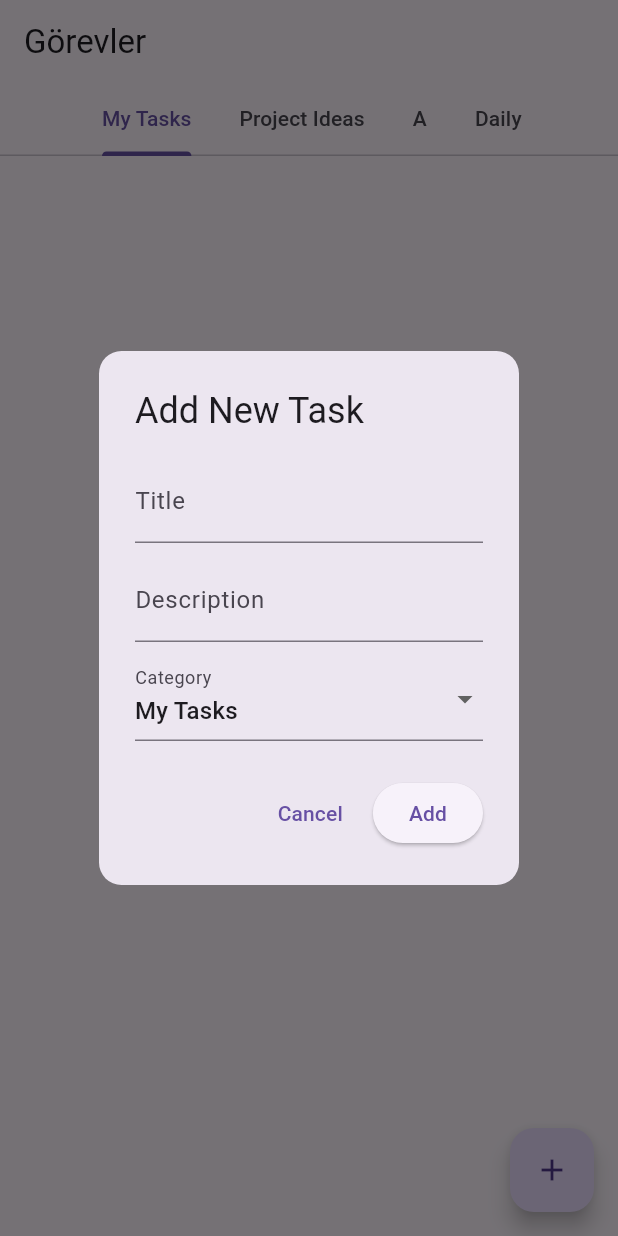
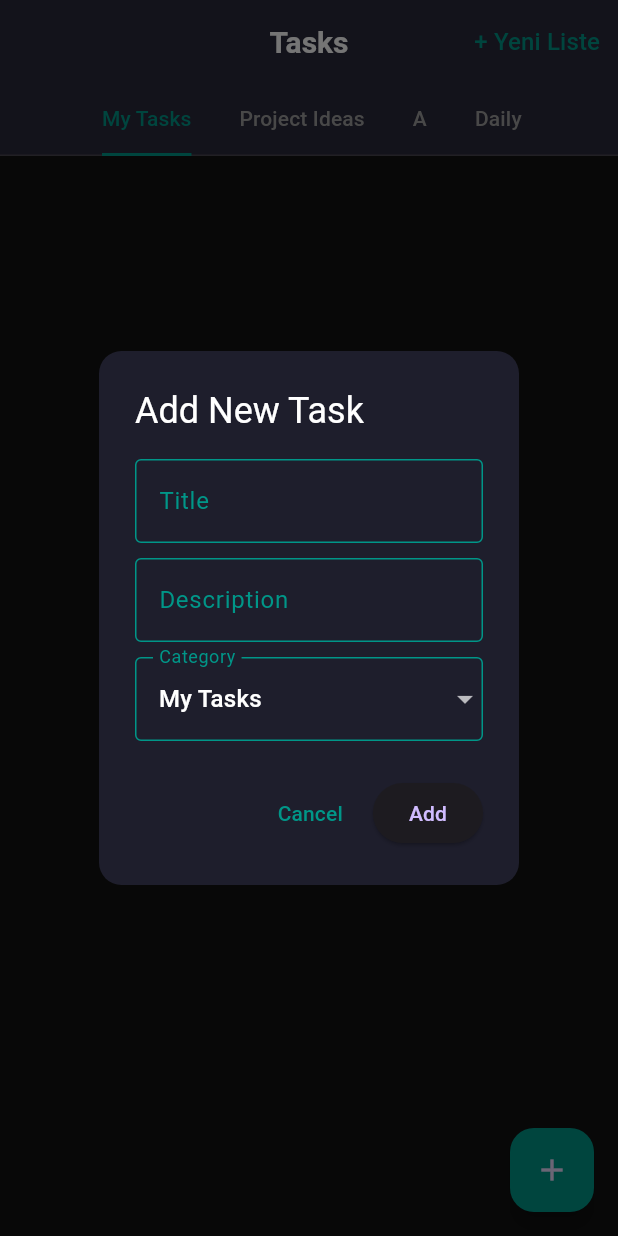
Before and after one commit to adag21044/ToDo-App, a Flutter app: the screen it shows after launch, after a tap on the "add" icon, on a phone screen of 412 x 824 dp. Run offline on Flutter 3.47's test engine with Material 3 defaults, Android fonts, the phone set to English and light mode, and no system bars.

Commit message:
color done

```diff
--- a/lib/main.dart
+++ b/lib/main.dart
@@ -20,7 +20,30 @@ class ToDoApp extends StatelessWidget {
     return MaterialApp(
       debugShowCheckedModeBanner: false,
       title: 'To-Do App',
-      theme: ThemeData(primarySwatch: Colors.teal),
+      theme: ThemeData.dark().copyWith(
+        primaryColor: const Color(0xFF1E1E2C),
+        scaffoldBackgroundColor: const Color(0xFF121212),
+        appBarTheme: const AppBarTheme(
+          backgroundColor: Color(0xFF1E1E2C),
+          foregroundColor: Colors.white,
+          elevation: 2,
+        ),
+        tabBarTheme: const TabBarTheme(
+          labelColor: Colors.teal,
+          unselectedLabelColor: Colors.grey,
+          indicator: UnderlineTabIndicator(
+            borderSide: BorderSide(color: Colors.teal, width: 2),
+          ),
+        ),
+        floatingActionButtonTheme: const FloatingActionButtonThemeData(
+          backgroundColor: Colors.teal,
+        ),
+        cardColor: const Color(0xFF1E1E2C),
+        textTheme: const TextTheme(
+          bodyLarge: TextStyle(color: Colors.white),
+          bodyMedium: TextStyle(color: Colors.grey),
+        ),
+      ),
       home: const TasksPage(),
     );
   }
--- a/lib/views/add_task_dialog.dart
+++ b/lib/views/add_task_dialog.dart
@@ -20,18 +20,40 @@ class _AddTaskDialogState extends State<AddTaskDialog> {
   Widget build(BuildContext context) {
     return AlertDialog(
       shape: RoundedRectangleBorder(borderRadius: BorderRadius.circular(15)),
-      title: const Text('Add New Task'),
+      backgroundColor: const Color(0xFF1E1E2C),
+      title: const Text(
+        'Add New Task',
+        style: TextStyle(color: Colors.white),
+      ),
       content: SingleChildScrollView(
         child: Column(
           children: [
             TextField(
               controller: _titleController,
-              decoration: const InputDecoration(labelText: 'Title'),
+              decoration: const InputDecoration(
+                labelText: 'Title',
+                labelStyle: TextStyle(color: Colors.teal),
+                enabledBorder: OutlineInputBorder(
+                  borderSide: BorderSide(color: Colors.teal),
+                ),
+                focusedBorder: OutlineInputBorder(
+                  borderSide: BorderSide(color: Colors.teal),
+                ),
+              ),
             ),
             const SizedBox(height: 10),
             TextField(
               controller: _descriptionController,
-              decoration: const InputDecoration(labelText: 'Description'),
+              decoration: const InputDecoration(
+                labelText: 'Description',
+                labelStyle: TextStyle(color: Colors.teal),
+                enabledBorder: OutlineInputBorder(
+                  borderSide: BorderSide(color: Colors.teal),
+                ),
+                focusedBorder: OutlineInputBorder(
+                  borderSide: BorderSide(color: Colors.teal),
+                ),
+              ),
             ),
             const SizedBox(height: 10),
             DropdownButtonFormField<String>(
@@ -39,11 +61,24 @@ class _AddTaskDialogState extends State<AddTaskDialog> {
               items: _categories
                   .map((category) => DropdownMenuItem(
                         value: category,
-                        child: Text(category),
+                        child: Text(
+                          category,
+                          style: const TextStyle(color: Colors.white),
+                        ),
                       ))
                   .toList(),
               onChanged: (value) => setState(() => _selectedCategory = value!),
-              decoration: const InputDecoration(labelText: 'Category'),
+              dropdownColor: const Color(0xFF1E1E2C),
+              decoration: const InputDecoration(
+                labelText: 'Category',
+                labelStyle: TextStyle(color: Colors.teal),
+                enabledBorder: OutlineInputBorder(
+                  borderSide: BorderSide(color: Colors.teal),
+                ),
+                focusedBorder: OutlineInputBorder(
+                  borderSide: BorderSide(color: Colors.teal),
+                ),
+              ),
             ),
           ],
         ),
@@ -51,7 +86,7 @@ class _AddTaskDialogState extends State<AddTaskDialog> {
       actions: [
         TextButton(
           onPressed: () => Navigator.pop(context),
-          child: const Text('Cancel'),
+          child: const Text('Cancel', style: TextStyle(color: Colors.teal)),
         ),
         ElevatedButton(
           onPressed: () {
--- a/lib/views/task_list_tab.dart
+++ b/lib/views/task_list_tab.dart
@@ -19,7 +19,7 @@ class TaskListTab extends StatelessWidget {
         ? const Center(
             child: Text(
               'No tasks added yet.',
-              style: TextStyle(fontSize: 16, fontStyle: FontStyle.italic),
+              style: TextStyle(fontSize: 16, color: Colors.grey),
             ),
           )
         : ListView.builder(
@@ -28,15 +28,22 @@ class TaskListTab extends StatelessWidget {
               final task = tasks[index];
               return Card(
                 margin: const EdgeInsets.symmetric(vertical: 5, horizontal: 10),
-                elevation: 3,
                 shape: RoundedRectangleBorder(
                   borderRadius: BorderRadius.circular(10),
                 ),
+                elevation: 3,
                 child: ListTile(
-                  title: Text(task.title),
-                  subtitle: Text(task.description),
+                  tileColor: const Color(0xFF1E1E2C),
+                  title: Text(
+                    task.title,
+                    style: const TextStyle(color: Colors.white),
+                  ),
+                  subtitle: Text(
+                    task.description,
+                    style: const TextStyle(color: Colors.grey),
+                  ),
                   trailing: IconButton(
-                    icon: const Icon(Icons.star_border),
+                    icon: const Icon(Icons.star_border, color: Colors.teal),
                     onPressed: () {
                       // Add favorite functionality if needed
                     },
--- a/lib/views/tasks_page.dart
+++ b/lib/views/tasks_page.dart
@@ -1,36 +1,88 @@
 import 'package:flutter/material.dart';
 import 'package:provider/provider.dart';
 import '../viewmodels/task_view_model.dart';
+import 'task_list_tab.dart';
 import 'add_task_dialog.dart';
-import 'task_list_tab.dart';
 
-class TasksPage extends StatelessWidget {
+class TasksPage extends StatefulWidget {
   const TasksPage({Key? key}) : super(key: key);
+
+  @override
+  _TasksPageState createState() => _TasksPageState();
+}
+
+class _TasksPageState extends State<TasksPage> {
+  final List<String> _categories = ['My Tasks', 'Project Ideas', 'A', 'Daily'];
+
+  void _addNewCategory() {
+    TextEditingController newListController = TextEditingController();
+    showDialog(
+      context: context,
+      builder: (context) {
+        return AlertDialog(
+          title: const Text('Add New List'),
+          content: TextField(
+            controller: newListController,
+            decoration: const InputDecoration(
+              labelText: 'List Name',
+              border: OutlineInputBorder(),
+            ),
+          ),
+          actions: [
+            TextButton(
+              onPressed: () {
+                Navigator.pop(context);
+              },
+              child: const Text('Cancel'),
+            ),
+            ElevatedButton(
+              onPressed: () {
+                if (newListController.text.isNotEmpty) {
+                  setState(() {
+                    _categories.add(newListController.text);
+                  });
+                  Navigator.pop(context);
+                }
+              },
+              child: const Text('Add'),
+            ),
+          ],
+        );
+      },
+    );
+  }
 
   @override
   Widget build(BuildContext context) {
     return DefaultTabController(
-      length: 4, // Number of tabs
+      length: _categories.length,
       child: Scaffold(
         appBar: AppBar(
-          title: const Text('Görevler'),
-          bottom: const TabBar(
-            isScrollable: true, // Allows scrolling if there are many tabs
-            tabs: [
-              Tab(text: 'My Tasks'),
-              Tab(text: 'Project Ideas'),
-              Tab(text: 'A'),
-              Tab(text: 'Daily'),
-            ],
+          centerTitle: true, // Center-aligns the title
+          title: const Text(
+            'Tasks',
+            style: TextStyle(fontSize: 20, fontWeight: FontWeight.bold),
+          ),
+          actions: [
+            TextButton(
+              onPressed: _addNewCategory,
+              child: const Text(
+                '+ Yeni Liste',
+                style: TextStyle(color: Colors.teal, fontSize: 16),
+              ),
+            ),
+          ],
+          bottom: TabBar(
+            isScrollable: true,
+            tabs: _categories
+                .map((category) => Tab(text: category))
+                .toList(),
           ),
         ),
-        body: const TabBarView(
-          children: [
-            TaskListTab(category: 'My Tasks'),
-            TaskListTab(category: 'Project Ideas'),
-            TaskListTab(category: 'A'),
-            TaskListTab(category: 'Daily'),
-          ],
+        body: TabBarView(
+          children: _categories
+              .map((category) => TaskListTab(category: category))
+              .toList(),
         ),
         floatingActionButton: FloatingActionButton(
           onPressed: () {
@@ -39,6 +91,7 @@ class TasksPage extends StatelessWidget {
               builder: (_) => const AddTaskDialog(),
             );
           },
+          backgroundColor: Colors.teal,
           child: const Icon(Icons.add),
         ),
       ),
```
